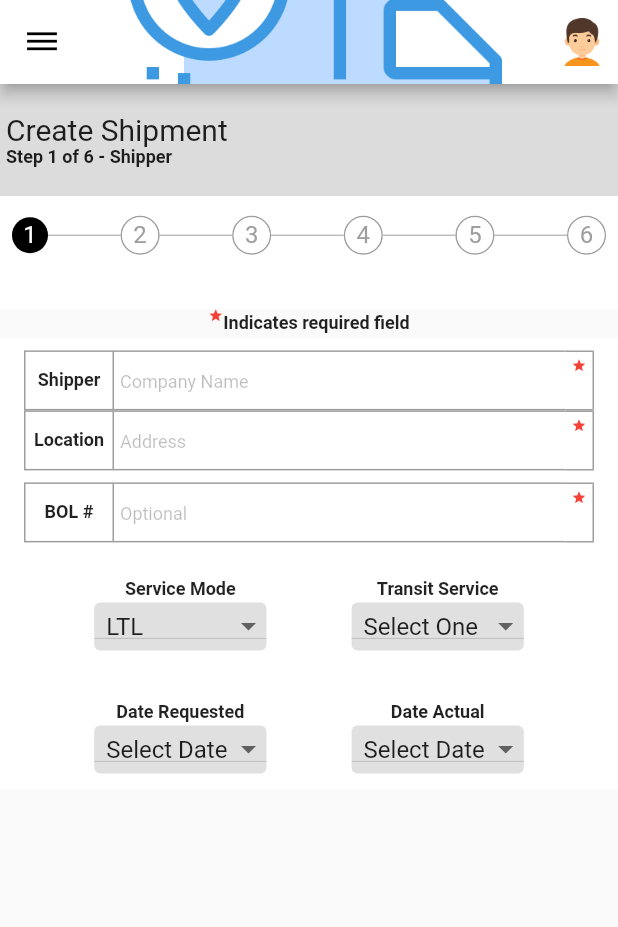
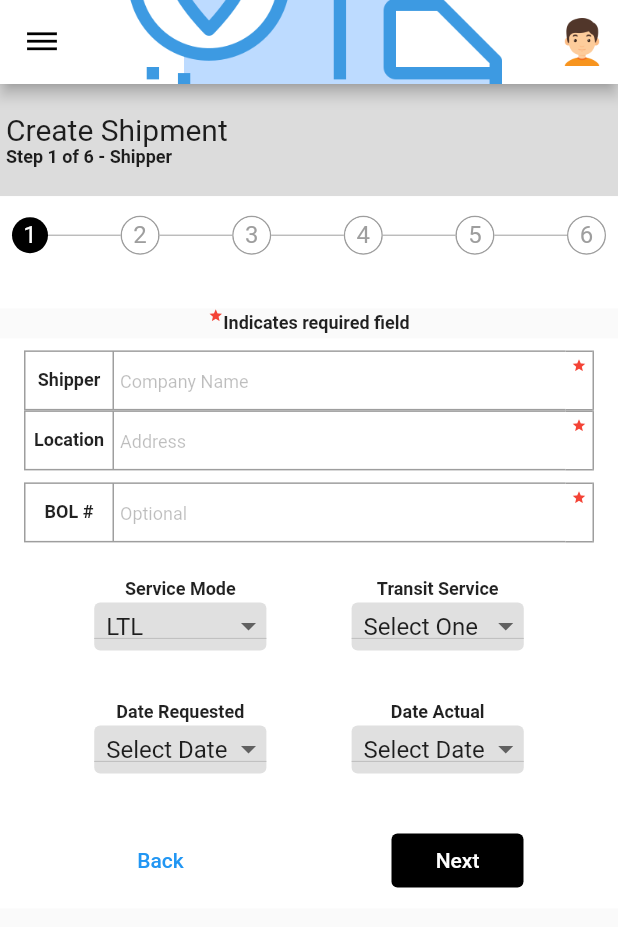
Before and after one commit to gravindrareddy/ecommerce-shipping-ui-flutter, a Flutter app: the screen it shows after launch, on a phone screen of 412 x 824 dp. Shown: the top 927 px of the screen. Run offline on Flutter 3.47's test engine with Material 2 defaults, Android fonts, the phone set to English and light mode, and no system bars; Roboto replaces fonts that are missing (LexendDeca).

Commit message:
added buttons to the form

```diff
--- a/lib/main.dart
+++ b/lib/main.dart
@@ -89,6 +89,29 @@ class EcommerceOrderForm extends StatelessWidget {
                                         "Date Requested", "Select Date"),
                                     CustomDropDownWidget(
                                         "Date Actual", "Select Date")
+                                  ])),
+                          Padding(
+                              padding: EdgeInsets.fromLTRB(8, 24, 8, 8),
+                              child: Row(
+                                  mainAxisAlignment:
+                                      MainAxisAlignment.spaceAround,
+                                  children: <Widget>[
+                                    FlatButton(
+                                        onPressed: () {},
+                                        child: Text("Back"),
+                                        textColor: Colors.blue,
+                                        shape: RoundedRectangleBorder(
+                                            borderRadius:
+                                                BorderRadius.circular(4))),
+                                    FlatButton(
+                                      onPressed: () {},
+                                      child: Text("Next"),
+                                      color: Colors.black,
+                                      textColor: Colors.white,
+                                      shape: RoundedRectangleBorder(
+                                          borderRadius:
+                                              BorderRadius.circular(4)),
+                                    )
                                   ]))
                         ],
                       ),
```
